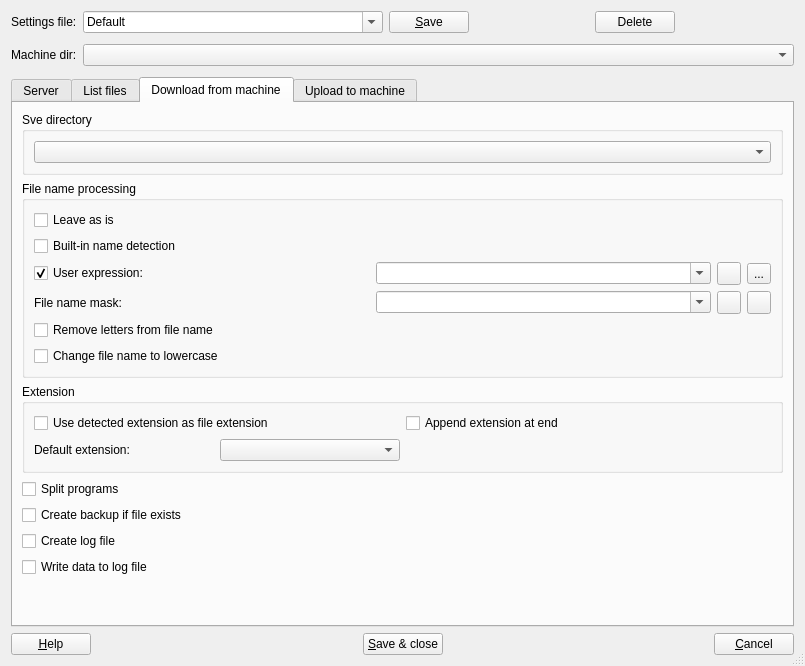
artur3/EdytorNC, file FTPserver/ftpconfigdialog.ui: the form before one commit.
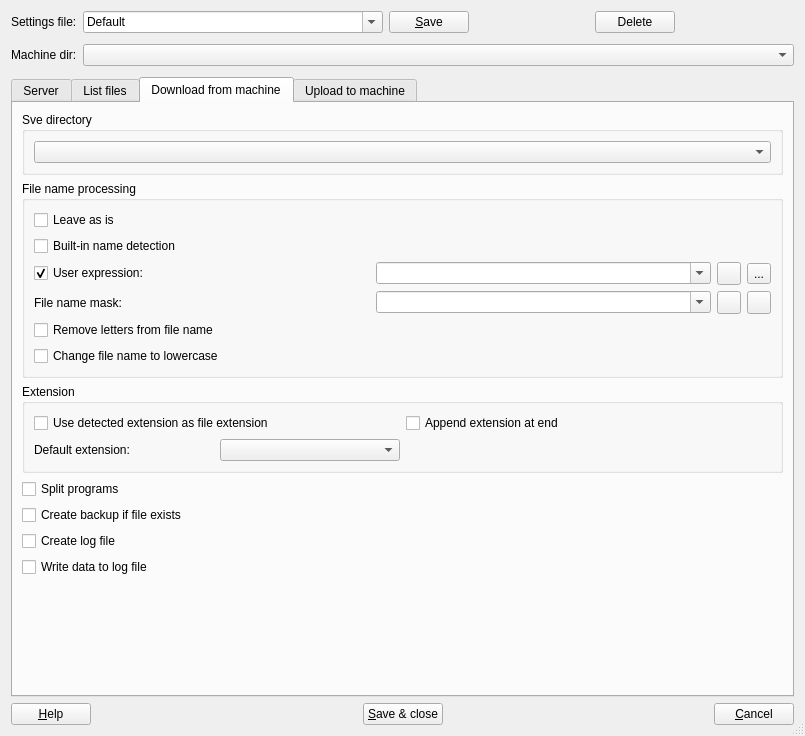
The form after the commit. The open tabs and pages were chosen to show the change. Icons and pictures are not drawn.

```diff
--- a/FTPserver/ftpconfigdialog.ui
+++ b/FTPserver/ftpconfigdialog.ui
@@ -7,7 +7,7 @@
     <x>0</x>
     <y>0</y>
     <width>805</width>
-    <height>666</height>
+    <height>736</height>
    </rect>
   </property>
   <property name="sizePolicy">
```
Left out of the diff: 14 changed lines with no effect on the pictures.
